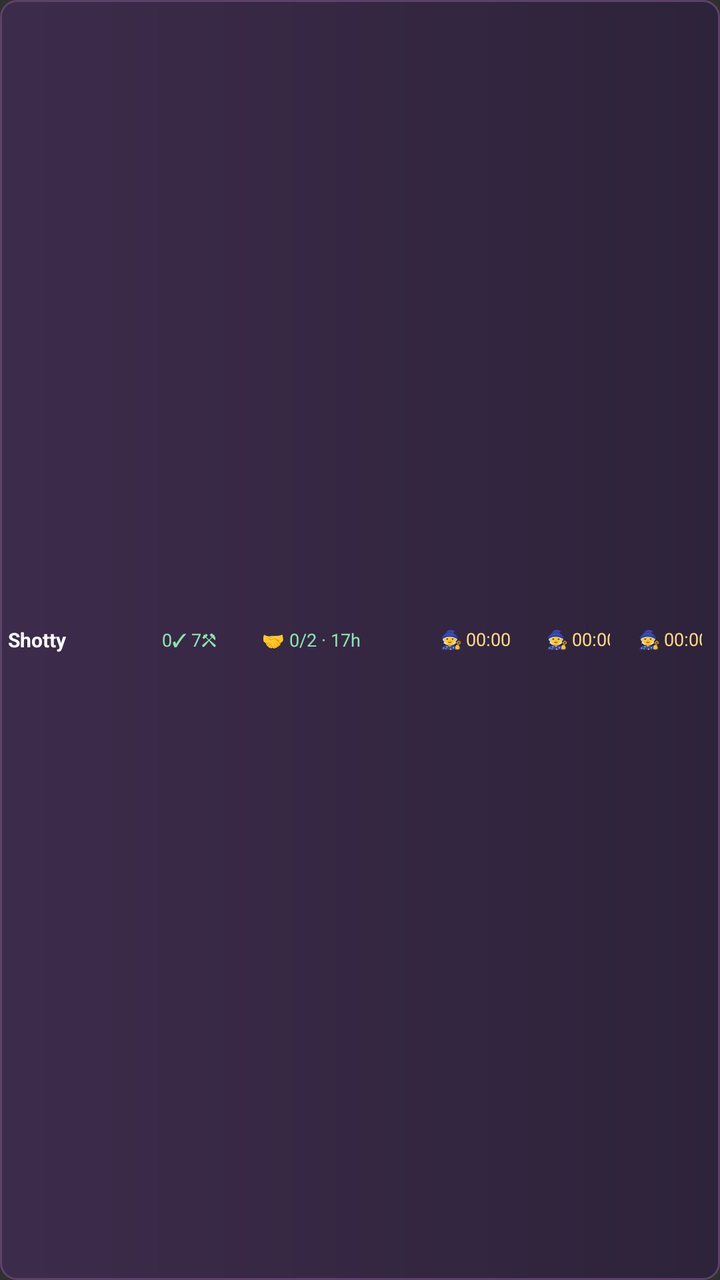
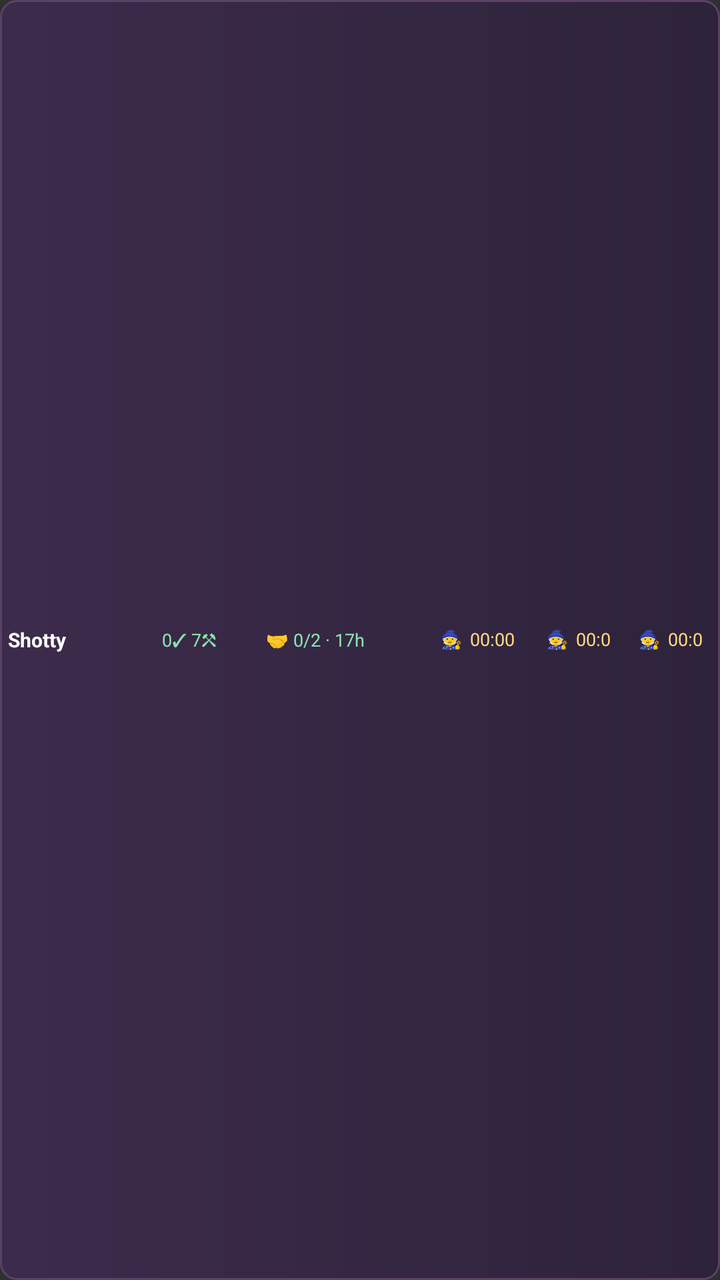

The first picture is an Android layout as it rendered before a commit; the second is the same layout after the commit. The layout source and the unified diff follow.
<!-- AndroidManifest.xml: application theme android:Theme.Material.NoActionBar -->
<!-- res/layout/widget_all_timers_account_wide.xml -->
<?xml version="1.0" encoding="utf-8"?>
<LinearLayout xmlns:android="http://schemas.android.com/apk/res/android"
 android:id="@+id/all_account_row" android:layout_width="match_parent"
 android:layout_height="29dp"
 android:layout_marginBottom="1dp" android:paddingLeft="4dp"
 android:paddingRight="4dp" android:gravity="center_vertical"
 android:orientation="horizontal"
 android:background="@drawable/widget_row_background"><TextView android:id="@+id/all_account_name" android:layout_width="77dp"
  android:layout_height="match_parent" android:gravity="left|center_vertical"
  android:text="Shotty" android:textColor="#FFFFFF" android:textSize="10sp"
  android:textStyle="bold" android:singleLine="true" android:ellipsize="end"/>
 <TextView android:id="@+id/all_account_builders" android:layout_width="50dp"
  android:layout_height="match_parent" android:gravity="left|center_vertical"
  android:text="0✓ 7⚒" android:textColor="#8BE3AD"
  android:textSize="9sp" android:singleLine="true"/>
 <TextView android:id="@+id/all_account_helpers"
  android:layout_width="87dp" 
  android:layout_height="match_parent" android:gravity="center_vertical"
  android:text="🤝 0/2 · 17h" android:textColor="#8BE3AD" android:textSize="9sp"
  android:singleLine="true" android:ellipsize="end"/><LinearLayout android:id="@+id/all_slot_0_group" android:layout_width="0dp" android:layout_weight="1"
  android:layout_height="match_parent" android:orientation="horizontal"
  android:gravity="center_vertical" android:baselineAligned="false"
  android:paddingLeft="2dp" android:paddingRight="5dp">
  <TextView android:id="@+id/all_slot_0_icon" android:layout_width="13dp"
   android:layout_height="match_parent" android:gravity="center_vertical"
   android:text="🧙" android:textColor="#D6BCEA" android:textSize="9sp"
   android:includeFontPadding="false"/>
  <TextView android:id="@+id/all_slot_0_ready" android:layout_width="32dp"
   android:layout_height="match_parent" android:gravity="left|center_vertical"
   android:text="1 ✓" android:textColor="#8BE3AD" android:textSize="9sp"
   android:singleLine="true" android:visibility="gone"
   android:includeFontPadding="false"/>
  <Chronometer android:id="@+id/all_slot_0_clock" android:layout_width="55dp"
   android:layout_height="match_parent" android:gravity="left|center_vertical"
   android:text="03:12:15" android:textColor="#FFD783" android:textSize="9sp"
   android:singleLine="true" android:includeFontPadding="false"/>
  <TextView android:id="@+id/all_slot_0_idle" android:layout_width="55dp"
   android:layout_height="match_parent" android:gravity="left|center_vertical"
   android:text="—" android:textColor="#CBB5D9" android:textSize="9sp"
   android:singleLine="true" android:visibility="gone"
   android:includeFontPadding="false"/>
  <TextView android:id="@+id/all_slot_0_end" android:layout_width="0dp"
   android:layout_weight="1" android:layout_height="match_parent"
   android:gravity="left|center_vertical" android:layout_marginLeft="2dp"
   android:text="Mrg 07:29" android:textColor="#CBB5D9"
   android:textSize="9sp" android:includeFontPadding="false"
   android:singleLine="true" android:ellipsize="end"/>
 </LinearLayout><LinearLayout android:id="@+id/all_slot_1_group" android:layout_width="0dp" android:layout_weight="1"
  android:layout_height="match_parent" android:orientation="horizontal"
  android:gravity="center_vertical" android:baselineAligned="false"
  android:paddingLeft="9dp" android:paddingRight="5dp">
  <TextView android:id="@+id/all_slot_1_icon" android:layout_width="13dp"
   android:layout_height="match_parent" android:gravity="center_vertical"
   android:text="🧙" android:textColor="#D6BCEA" android:textSize="9sp"
   android:includeFontPadding="false"/>
  <TextView android:id="@+id/all_slot_1_ready" android:layout_width="32dp"
   android:layout_height="match_parent" android:gravity="left|center_vertical"
   android:text="1 ✓" android:textColor="#8BE3AD" android:textSize="9sp"
   android:singleLine="true" android:visibility="gone"
   android:includeFontPadding="false"/>
  <Chronometer android:id="@+id/all_slot_1_clock" android:layout_width="55dp"
   android:layout_height="match_parent" android:gravity="left|center_vertical"
   android:text="03:12:15" android:textColor="#FFD783" android:textSize="9sp"
   android:singleLine="true" android:includeFontPadding="false"/>
  <TextView android:id="@+id/all_slot_1_idle" android:layout_width="55dp"
   android:layout_height="match_parent" android:gravity="left|center_vertical"
   android:text="—" android:textColor="#CBB5D9" android:textSize="9sp"
   android:singleLine="true" android:visibility="gone"
   android:includeFontPadding="false"/>
  <TextView android:id="@+id/all_slot_1_end" android:layout_width="0dp"
   android:layout_weight="1" android:layout_height="match_parent"
   android:gravity="left|center_vertical" android:layout_marginLeft="2dp"
   android:text="Mrg 07:29" android:textColor="#CBB5D9"
   android:textSize="9sp" android:includeFontPadding="false"
   android:singleLine="true" android:ellipsize="end"/>
 </LinearLayout><LinearLayout android:id="@+id/all_slot_2_group" android:layout_width="0dp" android:layout_weight="1"
  android:layout_height="match_parent" android:orientation="horizontal"
  android:gravity="center_vertical" android:baselineAligned="false"
  android:paddingLeft="9dp" android:paddingRight="5dp">
  <TextView android:id="@+id/all_slot_2_icon" android:layout_width="13dp"
   android:layout_height="match_parent" android:gravity="center_vertical"
   android:text="🧙" android:textColor="#D6BCEA" android:textSize="9sp"
   android:includeFontPadding="false"/>
  <TextView android:id="@+id/all_slot_2_ready" android:layout_width="32dp"
   android:layout_height="match_parent" android:gravity="left|center_vertical"
   android:text="1 ✓" android:textColor="#8BE3AD" android:textSize="9sp"
   android:singleLine="true" android:visibility="gone"
   android:includeFontPadding="false"/>
  <Chronometer android:id="@+id/all_slot_2_clock" android:layout_width="55dp"
   android:layout_height="match_parent" android:gravity="left|center_vertical"
   android:text="03:12:15" android:textColor="#FFD783" android:textSize="9sp"
   android:singleLine="true" android:includeFontPadding="false"/>
  <TextView android:id="@+id/all_slot_2_idle" android:layout_width="55dp"
   android:layout_height="match_parent" android:gravity="left|center_vertical"
   android:text="—" android:textColor="#CBB5D9" android:textSize="9sp"
   android:singleLine="true" android:visibility="gone"
   android:includeFontPadding="false"/>
  <TextView android:id="@+id/all_slot_2_end" android:layout_width="0dp"
   android:layout_weight="1" android:layout_height="match_parent"
   android:gravity="left|center_vertical" android:layout_marginLeft="2dp"
   android:text="Mrg 07:29" android:textColor="#CBB5D9"
   android:textSize="9sp" android:includeFontPadding="false"
   android:singleLine="true" android:ellipsize="end"/>
 </LinearLayout></LinearLayout>
<!-- resources referenced by this layout -->
<resources>
  <!-- drawable widget_row_background (drawable) -->
  <?xml version="1.0" encoding="utf-8"?>
  <shape xmlns:android="http://schemas.android.com/apk/res/android" android:shape="rectangle">
   <gradient android:angle="0" android:startColor="#3D2B4B" android:endColor="#2D233A"/>
   <stroke android:width="1dp" android:color="#5B4268"/>
   <corners android:radius="8dp"/>
  </shape>
</resources>

<!-- the commit's change to res/layout/widget_all_timers_account_wide.xml (unified diff, before → after) -->
@@ -13,11 +13,13 @@
   android:layout_height="match_parent" android:gravity="left|center_vertical"
   android:text="0✓ 7⚒" android:textColor="#8BE3AD"
   android:textSize="9sp" android:singleLine="true"/>
+ <FrameLayout android:layout_width="87dp" android:layout_height="match_parent">
  <TextView android:id="@+id/all_account_helpers"
-  android:layout_width="87dp" 
-  android:layout_height="match_parent" android:gravity="center_vertical"
+  android:layout_width="wrap_content" 
+  android:layout_height="wrap_content" android:layout_gravity="start|center_vertical" android:gravity="center_vertical" android:paddingStart="2dp" android:paddingEnd="2dp" android:paddingTop="1dp" android:paddingBottom="1dp"
   android:text="🤝 0/2 · 17h" android:textColor="#8BE3AD" android:textSize="9sp"
-  android:singleLine="true" android:ellipsize="end"/><LinearLayout android:id="@+id/all_slot_0_group" android:layout_width="0dp" android:layout_weight="1"
+  android:singleLine="true" android:ellipsize="end"/>
+ </FrameLayout><LinearLayout android:id="@+id/all_slot_0_group" android:layout_width="0dp" android:layout_weight="1"
   android:layout_height="match_parent" android:orientation="horizontal"
   android:gravity="center_vertical" android:baselineAligned="false"
   android:paddingLeft="2dp" android:paddingRight="5dp">
@@ -30,10 +32,12 @@
    android:text="1 ✓" android:textColor="#8BE3AD" android:textSize="9sp"
    android:singleLine="true" android:visibility="gone"
    android:includeFontPadding="false"/>
-  <Chronometer android:id="@+id/all_slot_0_clock" android:layout_width="55dp"
-   android:layout_height="match_parent" android:gravity="left|center_vertical"
+  <FrameLayout android:layout_width="55dp" android:layout_height="match_parent">
+  <Chronometer android:id="@+id/all_slot_0_clock" android:layout_width="wrap_content"
+   android:layout_height="wrap_content" android:layout_gravity="start|center_vertical" android:gravity="center_vertical" android:paddingStart="2dp" android:paddingEnd="2dp" android:paddingTop="1dp" android:paddingBottom="1dp"
    android:text="03:12:15" android:textColor="#FFD783" android:textSize="9sp"
    android:singleLine="true" android:includeFontPadding="false"/>
+ </FrameLayout>
   <TextView android:id="@+id/all_slot_0_idle" android:layout_width="55dp"
    android:layout_height="match_parent" android:gravity="left|center_vertical"
    android:text="—" android:textColor="#CBB5D9" android:textSize="9sp"
@@ -58,10 +62,12 @@
    android:text="1 ✓" android:textColor="#8BE3AD" android:textSize="9sp"
    android:singleLine="true" android:visibility="gone"
    android:includeFontPadding="false"/>
-  <Chronometer android:id="@+id/all_slot_1_clock" android:layout_width="55dp"
-   android:layout_height="match_parent" android:gravity="left|center_vertical"
+  <FrameLayout android:layout_width="55dp" android:layout_height="match_parent">
+  <Chronometer android:id="@+id/all_slot_1_clock" android:layout_width="wrap_content"
+   android:layout_height="wrap_content" android:layout_gravity="start|center_vertical" android:gravity="center_vertical" android:paddingStart="2dp" android:paddingEnd="2dp" android:paddingTop="1dp" android:paddingBottom="1dp"
    android:text="03:12:15" android:textColor="#FFD783" android:textSize="9sp"
    android:singleLine="true" android:includeFontPadding="false"/>
+ </FrameLayout>
   <TextView android:id="@+id/all_slot_1_idle" android:layout_width="55dp"
    android:layout_height="match_parent" android:gravity="left|center_vertical"
    android:text="—" android:textColor="#CBB5D9" android:textSize="9sp"
@@ -86,10 +92,12 @@
    android:text="1 ✓" android:textColor="#8BE3AD" android:textSize="9sp"
    android:singleLine="true" android:visibility="gone"
    android:includeFontPadding="false"/>
-  <Chronometer android:id="@+id/all_slot_2_clock" android:layout_width="55dp"
-   android:layout_height="match_parent" android:gravity="left|center_vertical"
+  <FrameLayout android:layout_width="55dp" android:layout_height="match_parent">
+  <Chronometer android:id="@+id/all_slot_2_clock" android:layout_width="wrap_content"
+   android:layout_height="wrap_content" android:layout_gravity="start|center_vertical" android:gravity="center_vertical" android:paddingStart="2dp" android:paddingEnd="2dp" android:paddingTop="1dp" android:paddingBottom="1dp"
    android:text="03:12:15" android:textColor="#FFD783" android:textSize="9sp"
    android:singleLine="true" android:includeFontPadding="false"/>
+ </FrameLayout>
   <TextView android:id="@+id/all_slot_2_idle" android:layout_width="55dp"
    android:layout_height="match_parent" android:gravity="left|center_vertical"
    android:text="—" android:textColor="#CBB5D9" android:textSize="9sp"
